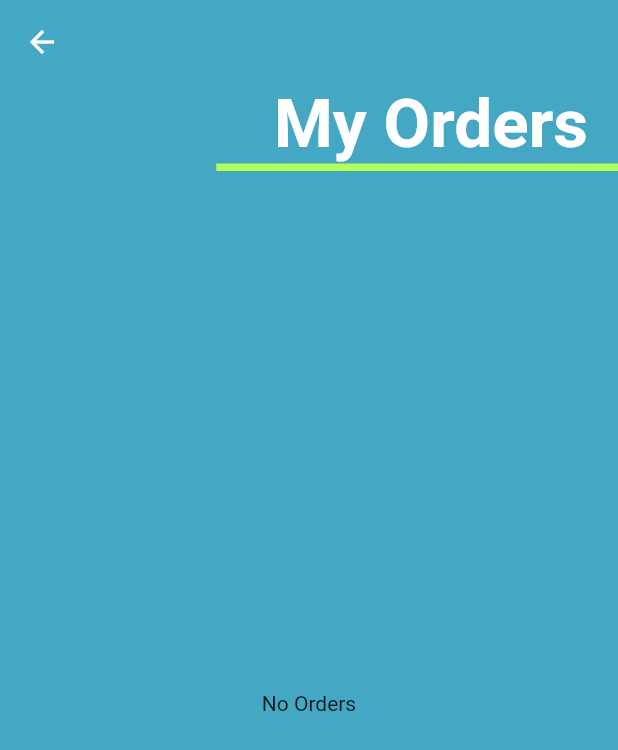
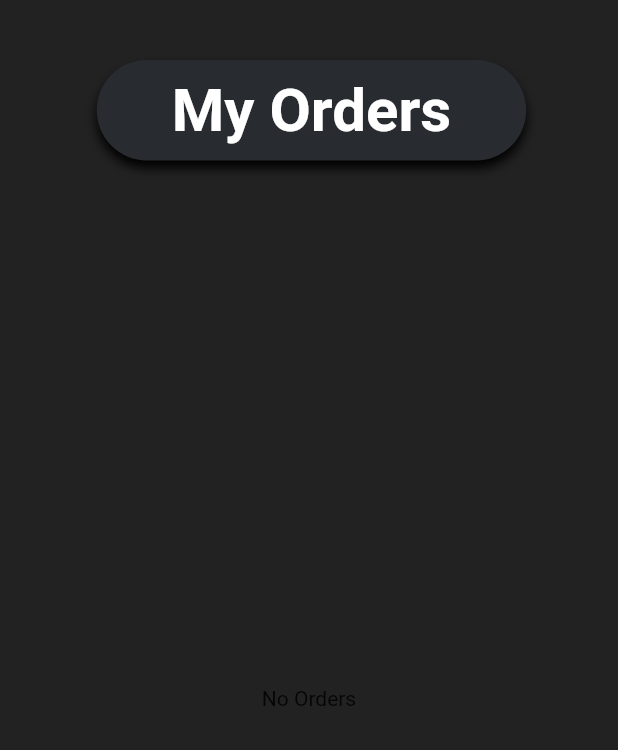
Before and after one commit to amanjdj/handicraft, a Flutter app: the OrdersPage screen opened directly, on a phone screen of 412 x 824 dp. Shown: the top 750 px of the screen. Run offline on Flutter 3.47's test engine with Material 2 defaults, Android fonts, the phone set to English and light mode, and no system bars; our stand-ins replace animated_background, bloc, cached_network_image, cloud_firestore, curved_navigation_bar, firebase_auth and 13 more; missing offline and left inert: expand_widget, expansion_card; accounts and stored records are empty.

Commit message:
color done

```diff
--- a/lib/customer_screen/myorderspage.dart
+++ b/lib/customer_screen/myorderspage.dart
@@ -3,6 +3,7 @@ import 'package:cloud_firestore/cloud_firestore.dart';
 import 'package:expand_widget/expand_widget.dart';
 import 'package:flutter/cupertino.dart';
 import 'package:flutter/material.dart';
+import 'package:google_fonts/google_fonts.dart';
 import 'package:handicraft/sidebar_navigation/navigation_bloc.dart';
 import 'package:handicraft/splashScreen.dart';
 
@@ -38,33 +39,46 @@ class _OrdersPageState extends State<OrdersPage> {
   Widget build(BuildContext context) {
     Size size = MediaQuery.of(context).size;
     return Scaffold(
-      backgroundColor: Color(0xff44a7c4),
-      appBar: AppBar(
-        elevation: 0,
-        backgroundColor: Color(0xff44a7c4),
-      ),
+      backgroundColor: Colors.black87,
+      // appBar: AppBar(
+      //   elevation: 0,
+      //   backgroundColor: Colors.black,
+      // ),
       body: RefreshIndicator(
         onRefresh: getMyOrders,
         child: Column(
           children: [
             Padding(
-              padding: const EdgeInsets.only(right: 20),
+              padding: const EdgeInsets.only(right: 20,top: 40),
               child: Align(
-                alignment: Alignment(1,-1),
-                child: Text("My Orders",
-                  style: Theme.of(context).textTheme.headline3.copyWith(
-                      color: Colors.white, fontWeight: FontWeight.bold),
+                alignment: Alignment(0.22,-1),
+                child: Container(
+                  padding: EdgeInsets.only(left: 50,right: 50,top: 10,bottom: 10),
+                  decoration: BoxDecoration(
+                    color: Color(0xff282C31),
+                    borderRadius: BorderRadius.all(Radius.circular(36)),
+                    boxShadow: [
+                      BoxShadow(
+                        color: Colors.black,
+                        offset: Offset(0.0, 5),
+                        blurRadius: 6.0,
+                      ),
+                    ],
+                  ),
+                  child: Text("My Orders",
+                    style: GoogleFonts.koHo(color: Colors.white,fontWeight: FontWeight.bold,fontSize: 40)
+                  ),
                 ),
               ),
             ),
-            Align(
-              alignment: Alignment(1,-9),
-              child: Container(
-                width: size.width * 0.65,
-                height: 5,
-                color: Colors.lightGreenAccent,
-              ),
-            ),
+            // Align(
+            //   alignment: Alignment(1,-9),
+            //   child: Container(
+            //     width: size.width * 0.5,
+            //     height: 5,
+            //     color: Colors.lightGreenAccent,
+            //   ),
+            // ),
             Expanded(
                 child:list.length==0?
                 Center(child: Text("No Orders")):ListView.builder(itemCount: list.length,
@@ -87,7 +101,7 @@ class _OrdersPageState extends State<OrdersPage> {
         // height: size.height * 0.37,
         width: size.width * 0.95,
         decoration: BoxDecoration(
-          color: Colors.white,
+          color: Color(0xff282C31),
           borderRadius: BorderRadius.all(Radius.circular(10)),
           boxShadow: [
             BoxShadow(
@@ -106,13 +120,13 @@ class _OrdersPageState extends State<OrdersPage> {
                 Padding(
                   padding: const EdgeInsets.only(left: 8,top: 8),
                   child: Text("Order No: " + orderNo,
-                      style: TextStyle(fontWeight: FontWeight.bold,color: Colors.black)
+                      style: TextStyle(fontWeight: FontWeight.bold,color: Colors.white)
                   ),
                 ),
                 Padding(
                   padding: const EdgeInsets.only(right: 8,top: 8),
                   child: Text(date.toDate().day.toString() + ":" + date.toDate().month.toString() + ":" + date.toDate().year.toString(),
-                    style: TextStyle(fontSize: 15),
+                    style: TextStyle(fontSize: 15,color: Colors.white),
                   ),
                 )
               ],
@@ -132,7 +146,7 @@ class _OrdersPageState extends State<OrdersPage> {
                   padding: const EdgeInsets.only(top: 15),
                   child: Text(itemId,
                     style: TextStyle(fontSize: 18,
-                        color: Colors.black,
+                        color: Colors.white,
                         fontWeight: FontWeight.bold),
                   ),
                 )
@@ -150,7 +164,7 @@ class _OrdersPageState extends State<OrdersPage> {
                   padding: const EdgeInsets.only(right: 8),
                   child: Text("₹ " + price,
                     style: TextStyle(fontSize: 18,
-                        color: Colors.black,
+                        color: Colors.white,
                         fontWeight: FontWeight.bold),
                   ),
                 ),
@@ -160,10 +174,11 @@ class _OrdersPageState extends State<OrdersPage> {
               mainAxisAlignment: MainAxisAlignment.start,
               children: [
                 Padding(
-                  padding: const EdgeInsets.only(left: 8),
+                  padding: const EdgeInsets.only(left: 8,bottom: 5),
                   child: Text(status,
                     style: Theme.of(context).textTheme.headline6.copyWith(
-                        color: Colors.green,
+                        color: status == "Order Cancelled"? Color(0xffBF0000): Colors.green,
+                        letterSpacing: 1.5,
                         fontWeight: FontWeight.bold),
                   ),
                 ),
@@ -208,17 +223,17 @@ class _OrdersPageState extends State<OrdersPage> {
                     Padding(
                       padding: const EdgeInsets.only(left: 15),
                       child: Text(id,
-                          style: TextStyle(fontWeight: FontWeight.bold,color: Colors.black,fontSize: 18)
+                          style: TextStyle(fontWeight: FontWeight.bold,color: Colors.white,fontSize: 18)
                       ),
                     ),
                     Padding(
                       padding: const EdgeInsets.only(left: 15),
                       child: Text(no,
-                          style: TextStyle(fontWeight: FontWeight.bold,color: Colors.black,fontSize: 18)
+                          style: TextStyle(fontWeight: FontWeight.bold,color: Colors.white,fontSize: 18)
                       ),
                     ),
                     Padding(
-                      padding: const EdgeInsets.only(left: 15,right: 15,bottom: 5),
+                      padding: const EdgeInsets.only(left: 15,right: 15,bottom: 5,top: 5),
                       child: SizedBox(
                         height: 50,
                         width: size.width * 0.95,
--- a/lib/sidebar/sidebar.dart
+++ b/lib/sidebar/sidebar.dart
@@ -101,7 +101,7 @@ class _SidebarState extends State<Sidebar> with SingleTickerProviderStateMixin<S
                       padding: EdgeInsets.symmetric(horizontal: 20),
                       decoration: BoxDecoration(
                         borderRadius: BorderRadius.only(bottomRight: Radius.circular(0),topRight: Radius.circular(0)),
-                        color: Color(0xff2c98f0),
+                        color: Color(0xff282C31),
                       ),
                       child: Column(
                         children: [
@@ -192,7 +192,7 @@ class _SidebarState extends State<Sidebar> with SingleTickerProviderStateMixin<S
                     child: Container(
                       decoration: BoxDecoration(
                         borderRadius: BorderRadius.only(bottomRight: Radius.circular(30),topRight: Radius.circular(30)),
-                        color: Color(0xff2c98f0),
+                        color: Color(0xff282C31),
                       ),
                       width: 30,
                       height: 55,
```
Also changed, not shown: lib/customer_screen/customerhome.dart (+16 -21 lines), lib/customer_screen/delivery_page.dart (+10 -10 lines), lib/customer_screen/orderpages.dart (+12 -13 lines).
